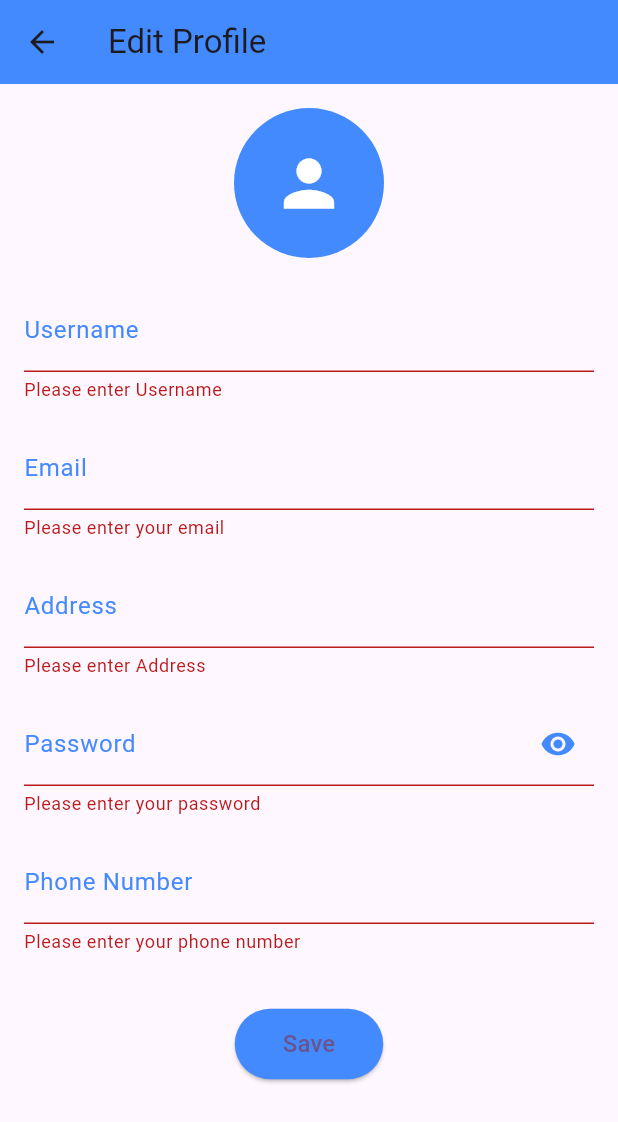
After one commit to ociuzacademy/home-service---user-app, a Flutter app: the EditProfilePage screen opened directly, after a tap on "Save", on a phone screen of 412 x 824 dp. The commit adds this screen. Shown: the top 1122 px of the screen. Run offline on Flutter 3.47's test engine with Material 3 defaults, Android fonts, the phone set to English and light mode, and no system bars; our stand-ins replace animated_splash_screen, carousel_slider, flutter_rating_bar, geolocator, shared_preferences; accounts and stored records are empty.

Commit message:
add android updation and edit profile
updation in android files and add edit profile

```diff
--- a/lib/constants/ursls.dart
+++ b/lib/constants/ursls.dart
@@ -21,6 +21,7 @@ class UserUrl {
   static const String cardpayment="$userbaseUrl/card_payment/";
   static const String history="$userbaseUrl/user_booking_history/";
   static const String feedback="$userbaseUrl/reviews/";
+  static const String editprofile="$userbaseUrl/update_profile/";
 
 
 
--- /dev/null
+++ b/lib/view/edit_profile/model/edit_profile_model.dart
@@ -0,0 +1,65 @@
+// To parse this JSON data, do
+//
+//     final editProfileService = editProfileServiceFromJson(jsonString);
+
+import 'dart:convert';
+
+EditProfileService editProfileServiceFromJson(String str) => EditProfileService.fromJson(json.decode(str));
+
+String editProfileServiceToJson(EditProfileService data) => json.encode(data.toJson());
+
+class EditProfileService {
+    String detail;
+    Service service;
+
+    EditProfileService({
+        required this.detail,
+        required this.service,
+    });
+
+    factory EditProfileService.fromJson(Map<String, dynamic> json) => EditProfileService(
+        detail: json["detail"],
+        service: Service.fromJson(json["service"]),
+    );
+
+    Map<String, dynamic> toJson() => {
+        "detail": detail,
+        "service": service.toJson(),
+    };
+}
+
+class Service {
+    int id;
+    String username;
+    String email;
+    String address;
+    String password;
+    String phone;
+
+    Service({
+        required this.id,
+        required this.username,
+        required this.email,
+        required this.address,
+        required this.password,
+        required this.phone,
+    });
+
+    factory Service.fromJson(Map<String, dynamic> json) => Service(
+        id: json["id"],
+        username: json["username"],
+        email: json["email"],
+        address: json["address"],
+        password: json["password"],
+        phone: json["phone"],
+    );
+
+    Map<String, dynamic> toJson() => {
+        "id": id,
+        "username": username,
+        "email": email,
+        "address": address,
+        "password": password,
+        "phone": phone,
+    };
+}
--- /dev/null
+++ b/lib/view/edit_profile/page/edit_profile_page.dart
@@ -0,0 +1,256 @@
+import 'package:flutter/material.dart';
+import 'package:home_ease/view/edit_profile/service/edit_service.dart';
+
+class EditProfilePage extends StatefulWidget {
+  const EditProfilePage({super.key});
+
+  @override
+  _EditProfilePageState createState() => _EditProfilePageState();
+}
+
+class _EditProfilePageState extends State<EditProfilePage> {
+  final TextEditingController usernameController = TextEditingController();
+  final TextEditingController emailController = TextEditingController();
+  final TextEditingController addressController = TextEditingController();
+  final TextEditingController passwordController = TextEditingController();
+  final TextEditingController phoneController = TextEditingController();
+
+  final _formKey = GlobalKey<FormState>();
+  bool _isLoading = false;
+  bool _obscurePassword = true;
+
+  // Validation patterns
+  final RegExp emailRegex = RegExp(
+    r'^[a-zA-Z0-9.!#$%&’*+/=?^_`{|}~-]+@[a-zA-Z0-9-]+(?:\.[a-zA-Z0-9-]+)*$',
+  );
+  final RegExp phoneRegex = RegExp(r'^[0-9]{10,15}$');
+  final RegExp passwordRegex = RegExp(r'^(?=.*[A-Za-z])(?=.*\d)[A-Za-z\d]{6}$');
+
+  Future<void> _save() async {
+    if (!_formKey.currentState!.validate()) {
+      return;
+    }
+
+    setState(() {
+      _isLoading = true;
+    });
+
+    try {
+      final response = await editProfileService(
+        username: usernameController.text.trim(),
+        email: emailController.text.trim(),
+        address: addressController.text.trim(),
+        password: passwordController.text.trim(),
+        phone: phoneController.text.trim(),
+      );
+
+      if (response.detail == 'Profile updated successfully.') {
+        _showSnackBar('Profile updated successfully!', isError: false);
+      } else {
+        _showSnackBar("Failed to update profile");
+      }
+    } catch (e) {
+      _showSnackBar('An error occurred: ${e.toString()}');
+    } finally {
+      setState(() {
+        _isLoading = false;
+      });
+    }
+  }
+
+  void _showSnackBar(String message, {bool isError = true}) {
+    ScaffoldMessenger.of(context).showSnackBar(
+      SnackBar(
+        content: Text(message),
+        backgroundColor: isError ? Colors.red : Colors.green,
+        behavior: SnackBarBehavior.floating,
+        duration: Duration(seconds: 3),
+      ),
+    );
+  }
+
+  @override
+  void dispose() {
+    usernameController.dispose();
+    emailController.dispose();
+    addressController.dispose();
+    passwordController.dispose();
+    phoneController.dispose();
+    super.dispose();
+  }
+
+  @override
+  Widget build(BuildContext context) {
+    return Scaffold(
+      appBar: AppBar(
+        title: Text("Edit Profile"),
+        backgroundColor: Colors.blueAccent,
+      ),
+      body: SingleChildScrollView(
+        padding: EdgeInsets.all(16),
+        child: Form(
+          key: _formKey,
+          child: Column(
+            children: [
+              CircleAvatar(
+                radius: 50,
+                backgroundColor: Colors.blueAccent,
+                child: Icon(
+                  Icons.person,
+                  size: 50,
+                  color: Colors.white,
+                ),
+              ),
+              SizedBox(height: 20),
+              _buildTextField("Username", usernameController),
+              _buildEmailField(),
+              _buildTextField("Address", addressController),
+              _buildPasswordField(),
+              _buildPhoneField(),
+              SizedBox(height: 20),
+              ElevatedButton(
+                style: ElevatedButton.styleFrom(
+                  backgroundColor: Colors.blueAccent,
+                  padding: EdgeInsets.symmetric(horizontal: 32, vertical: 12),
+                ),
+                onPressed: _isLoading ? null : _save,
+                child: _isLoading
+                    ? CircularProgressIndicator(color: Colors.white)
+                    : Text("Save", style: TextStyle(fontSize: 16)),
+              ),
+            ],
+          ),
+        ),
+      ),
+    );
+  }
+
+  Widget _buildTextField(String label, TextEditingController controller,
+      {bool obscureText = false}) {
+    return Padding(
+      padding: const EdgeInsets.only(bottom: 16.0),
+      child: TextFormField(
+        controller: controller,
+        obscureText: obscureText,
+        decoration: InputDecoration(
+          labelText: label,
+          labelStyle: TextStyle(color: Colors.blueAccent),
+          focusedBorder: OutlineInputBorder(
+            borderSide: BorderSide(color: Colors.blueAccent),
+          ),
+          enabledBorder: OutlineInputBorder(
+            borderSide: BorderSide(color: Colors.blueAccent.withOpacity(0.4)),
+          ),
+        ),
+        validator: (value) {
+          if (value == null || value.isEmpty) {
+            return 'Please enter $label';
+          }
+          return null;
+        },
+      ),
+    );
+  }
+
+  Widget _buildEmailField() {
+    return Padding(
+      padding: const EdgeInsets.only(bottom: 16.0),
+      child: TextFormField(
+        controller: emailController,
+        keyboardType: TextInputType.emailAddress,
+        decoration: InputDecoration(
+          labelText: 'Email',
+          labelStyle: TextStyle(color: Colors.blueAccent),
+          focusedBorder: OutlineInputBorder(
+            borderSide: BorderSide(color: Colors.blueAccent),
+          ),
+          enabledBorder: OutlineInputBorder(
+            borderSide: BorderSide(color: Colors.blueAccent.withOpacity(0.4)),
+          ),
+        ),
+        validator: (value) {
+          if (value == null || value.isEmpty) {
+            return 'Please enter your email';
+          }
+          if (!emailRegex.hasMatch(value)) {
+            return 'Please enter a valid email address';
+          }
+          return null;
+        },
+      ),
+    );
+  }
+
+  Widget _buildPhoneField() {
+    return Padding(
+      padding: const EdgeInsets.only(bottom: 16.0),
+      child: TextFormField(
+        controller: phoneController,
+        keyboardType: TextInputType.phone,
+        decoration: InputDecoration(
+          labelText: 'Phone Number',
+          labelStyle: TextStyle(color: Colors.blueAccent),
+          focusedBorder: OutlineInputBorder(
+            borderSide: BorderSide(color: Colors.blueAccent),
+          ),
+          enabledBorder: OutlineInputBorder(
+            borderSide: BorderSide(color: Colors.blueAccent.withOpacity(0.4)),
+          ),
+          prefix: Padding(
+            padding: EdgeInsets.only(right: 4),
+            child: Text('+', style: TextStyle(color: Colors.blueAccent)),
+          ),
+        ),
+        validator: (value) {
+          if (value == null || value.isEmpty) {
+            return 'Please enter your phone number';
+          }
+          if (!phoneRegex.hasMatch(value)) {
+            return 'Please enter a valid phone number (10-15 digits)';
+          }
+          return null;
+        },
+      ),
+    );
+  }
+
+  Widget _buildPasswordField() {
+    return Padding(
+      padding: const EdgeInsets.only(bottom: 16.0),
+      child: TextFormField(
+        controller: passwordController,
+        obscureText: _obscurePassword,
+        decoration: InputDecoration(
+          labelText: 'Password',
+          labelStyle: TextStyle(color: Colors.blueAccent),
+          focusedBorder: OutlineInputBorder(
+            borderSide: BorderSide(color: Colors.blueAccent),
+          ),
+          enabledBorder: OutlineInputBorder(
+            borderSide: BorderSide(color: Colors.blueAccent.withOpacity(0.4)),
+          ),
+          suffixIcon: IconButton(
+            icon: Icon(
+              _obscurePassword ? Icons.visibility : Icons.visibility_off,
+              color: Colors.blueAccent,
+            ),
+            onPressed: () {
+              setState(() {
+                _obscurePassword = !_obscurePassword;
+              });
+            },
+          ),
+        ),
+        validator: (value) {
+          if (value == null || value.isEmpty) {
+            return 'Please enter your password';
+          }
+          if (!passwordRegex.hasMatch(value)) {
+            return 'Password must be exactly 6 characters and contain both letters and numbers';
+          }
+          return null;
+        },
+      ),
+    );
+  }
+}
--- /dev/null
+++ b/lib/view/edit_profile/service/edit_service.dart
@@ -0,0 +1,58 @@
+import 'dart:convert';
+import 'dart:io';
+import 'package:home_ease/constants/ursls.dart';
+import 'package:home_ease/utils/preference_value.dart';
+import 'package:home_ease/view/edit_profile/model/edit_profile_model.dart';
+
+import 'package:http/http.dart' as http;
+
+Future<EditProfileService> editProfileService({
+  required String username,
+  required String email,
+  required String address,
+  required String password,
+  required String phone,
+
+}) async {
+     String userId = await PreferenceValues.getUserId();
+
+  try {
+    Map<String, dynamic> param = {
+      'id':userId,
+      "username": username,
+      "email": email,
+      "address": address,
+      "password": password,
+      "phone": phone,
+
+    };
+
+    final resp = await http.patch(
+      Uri.parse(UserUrl.editprofile),
+      body: jsonEncode(param),
+      headers: <String, String>{
+        'Content-Type': 'application/json; charset=utf-8',
+      },
+    );
+
+    if (resp.statusCode == 200) {
+      final dynamic decoded = jsonDecode(resp.body);
+      final response = EditProfileService.fromJson(decoded);
+
+      return response;
+    } else {
+      final Map<String, dynamic> errorResponse = jsonDecode(resp.body);
+      throw Exception(
+        '${errorResponse['message'] ?? 'Unknown error'}',
+      );
+    }
+  } on SocketException {
+    throw Exception('No Internet connection');
+  } on HttpException {
+    throw Exception('Server error');
+  } on FormatException {
+    throw Exception('Bad response format');
+  } catch (e) {
+    throw Exception('Unexpected error: ${e.toString()}');
+  }
+}
```
Also changed, not shown: lib/view/profile/page/profile_screen.dart (+58 -8 lines), pubspec.lock, 125 other files.
